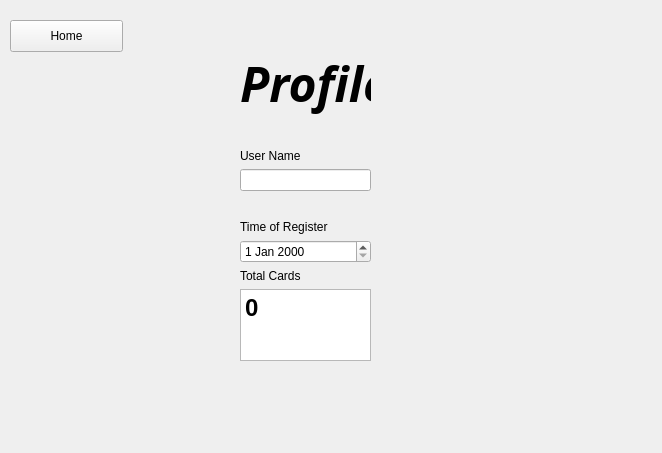
The window that Profile.ui (fenyuchenabc/CS361Project) describes before a commit, drawn with Qt 5.
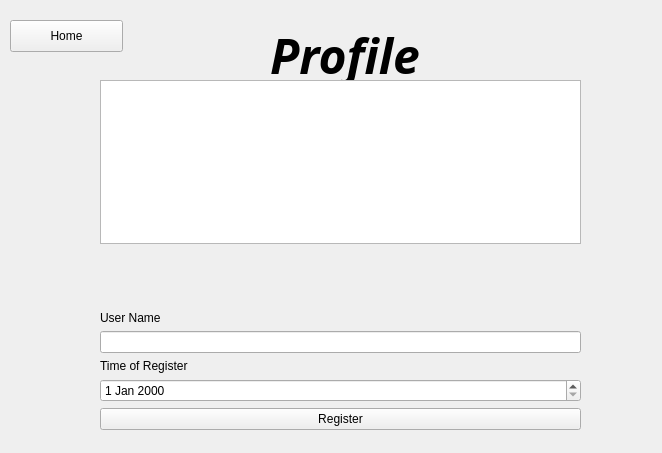
The same window after the commit.

Commit message: Prototype v1.1.2 Update User Profile functions

Patch:
```diff
--- a/Profile.ui
+++ b/Profile.ui
@@ -13,18 +13,28 @@
   <property name="windowTitle">
    <string>Form</string>
   </property>
-  <widget class="QWidget" name="layoutWidget">
+  <widget class="QPushButton" name="pushButton">
    <property name="geometry">
     <rect>
-     <x>240</x>
-     <y>50</y>
-     <width>131</width>
-     <height>141</height>
+     <x>10</x>
+     <y>20</y>
+     <width>113</width>
+     <height>32</height>
     </rect>
    </property>
-   <layout class="QVBoxLayout" name="verticalLayout">
-    <item>
+   <property name="text">
+    <string>Home</string>
+   </property>
+  </widget>
      <widget class="QLabel" name="label_2">
+   <property name="geometry">
+    <rect>
+     <x>270</x>
+     <y>10</y>
+     <width>171</width>
+     <height>91</height>
+    </rect>
+   </property>
       <property name="font">
        <font>
         <family>Optima</family>
@@ -41,6 +51,37 @@
        <number>0</number>
       </property>
      </widget>
+  <widget class="QWidget" name="">
+   <property name="geometry">
+    <rect>
+     <x>100</x>
+     <y>80</y>
+     <width>481</width>
+     <height>350</height>
+    </rect>
+   </property>
+   <layout class="QVBoxLayout" name="verticalLayout_3">
+    <item>
+     <widget class="QTextBrowser" name="textBrowser">
+      <property name="source">
+       <url>
+        <string>file:///Users/yuchenfeng/Desktop/OSU/CS361/pyqt/user_profile.txt</string>
+       </url>
+      </property>
+     </widget>
+    </item>
+    <item>
+     <spacer name="verticalSpacer_5">
+      <property name="orientation">
+       <enum>Qt::Vertical</enum>
+      </property>
+      <property name="sizeHint" stdset="0">
+       <size>
+        <width>20</width>
+        <height>40</height>
+       </size>
+      </property>
+     </spacer>
     </item>
     <item>
      <spacer name="verticalSpacer_4">
@@ -55,19 +96,6 @@
       </property>
      </spacer>
     </item>
-    <item>
-     <spacer name="verticalSpacer_2">
-      <property name="orientation">
-       <enum>Qt::Vertical</enum>
-      </property>
-      <property name="sizeHint" stdset="0">
-       <size>
-        <width>20</width>
-        <height>40</height>
-       </size>
-      </property>
-     </spacer>
-    </item>
     <item>
      <spacer name="verticalSpacer_3">
       <property name="orientation">
@@ -81,6 +109,19 @@
       </property>
      </spacer>
     </item>
+    <item>
+     <spacer name="verticalSpacer_2">
+      <property name="orientation">
+       <enum>Qt::Vertical</enum>
+      </property>
+      <property name="sizeHint" stdset="0">
+       <size>
+        <width>20</width>
+        <height>40</height>
+       </size>
+      </property>
+     </spacer>
+    </item>
     <item>
      <spacer name="verticalSpacer">
       <property name="orientation">
@@ -95,6 +136,8 @@
      </spacer>
     </item>
     <item>
+     <layout class="QVBoxLayout" name="verticalLayout_2">
+      <item>
      <widget class="QLabel" name="label">
       <property name="text">
        <string>User Name</string>
@@ -102,33 +145,12 @@
      </widget>
     </item>
     <item>
-     <widget class="QLineEdit" name="lineEdit"/>
-    </item>
-   </layout>
-  </widget>
-  <widget class="QPushButton" name="pushButton">
-   <property name="geometry">
-    <rect>
-     <x>10</x>
-     <y>20</y>
-     <width>113</width>
-     <height>32</height>
-    </rect>
-   </property>
+       <widget class="QLineEdit" name="lineEdit">
    <property name="text">
-    <string>Home</string>
-   </property>
-  </widget>
-  <widget class="QWidget" name="">
-   <property name="geometry">
-    <rect>
-     <x>240</x>
-     <y>220</y>
-     <width>131</width>
-     <height>141</height>
-    </rect>
-   </property>
-   <layout class="QVBoxLayout" name="verticalLayout_2">
+         <string/>
+        </property>
+       </widget>
+      </item>
     <item>
      <widget class="QLabel" name="label_4">
       <property name="text">
@@ -140,48 +162,13 @@
      <widget class="QDateEdit" name="dateEdit"/>
     </item>
     <item>
-     <spacer name="verticalSpacer_6">
-      <property name="orientation">
-       <enum>Qt::Vertical</enum>
-      </property>
-      <property name="sizeHint" stdset="0">
-       <size>
-        <width>20</width>
-        <height>40</height>
-       </size>
-      </property>
-     </spacer>
-    </item>
-    <item>
-     <spacer name="verticalSpacer_5">
-      <property name="orientation">
-       <enum>Qt::Vertical</enum>
-      </property>
-      <property name="sizeHint" stdset="0">
-       <size>
-        <width>20</width>
-        <height>40</height>
-       </size>
-      </property>
-     </spacer>
-    </item>
-    <item>
-     <widget class="QLabel" name="label_3">
+       <widget class="QPushButton" name="pushButton_2">
       <property name="text">
-       <string>Total Cards</string>
+         <string>Register</string>
       </property>
      </widget>
     </item>
-    <item>
-     <widget class="QTextBrowser" name="textBrowser">
-      <property name="html">
-       <string>&lt;!DOCTYPE HTML PUBLIC &quot;-//W3C//DTD HTML 4.0//EN&quot; &quot;http://www.w3.org/TR/REC-html40/strict.dtd&quot;&gt;
-&lt;html&gt;&lt;head&gt;&lt;meta name=&quot;qrichtext&quot; content=&quot;1&quot; /&gt;&lt;style type=&quot;text/css&quot;&gt;
-p, li { white-space: pre-wrap; }
-&lt;/style&gt;&lt;/head&gt;&lt;body style=&quot; font-family:'.AppleSystemUIFont'; font-size:13pt; font-weight:400; font-style:normal;&quot;&gt;
-&lt;p style=&quot; margin-top:0px; margin-bottom:0px; margin-left:0px; margin-right:0px; -qt-block-indent:0; text-indent:0px;&quot;&gt;&lt;span style=&quot; font-size:18pt; font-weight:600;&quot;&gt;0&lt;/span&gt;&lt;/p&gt;&lt;/body&gt;&lt;/html&gt;</string>
-      </property>
-     </widget>
+     </layout>
     </item>
    </layout>
   </widget>
```
Lines whose indentation alone changed are shown as unchanged. The commit also changes 3 other files.
